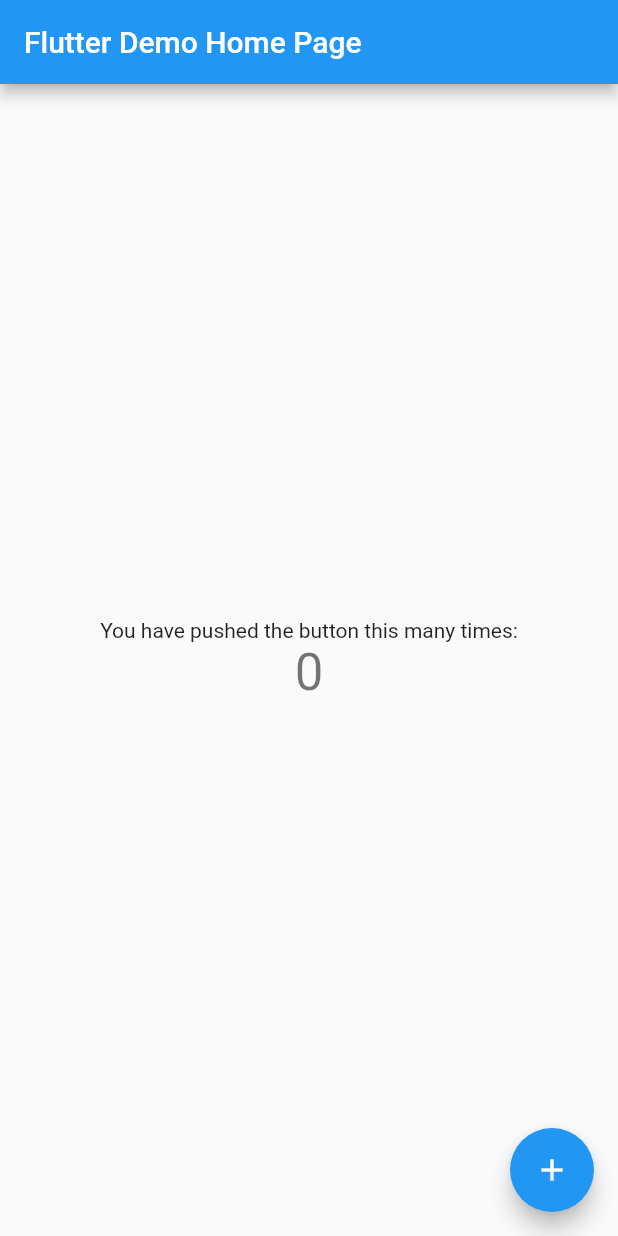
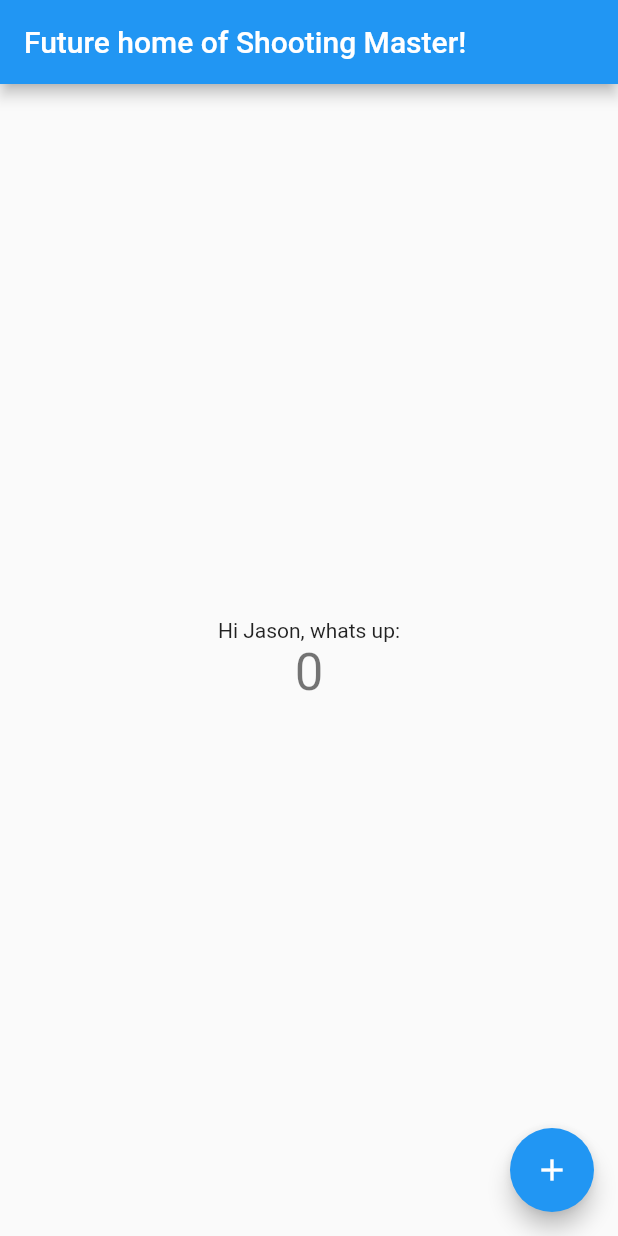
Before and after one commit to bigtoast/ShootingMaster, a Flutter app: the screen it shows after launch, on a phone screen of 412 x 824 dp. Run offline on Flutter 3.47's test engine with Material 2 defaults, Android fonts, the phone set to English and light mode, and no system bars.

Commit message:
project setup.

```diff
--- a/lib/main.dart
+++ b/lib/main.dart
@@ -7,7 +7,7 @@ class MyApp extends StatelessWidget {
   @override
   Widget build(BuildContext context) {
     return MaterialApp(
-      title: 'Flutter Demo',
+      title: 'Shooting Master',
       theme: ThemeData(
         // This is the theme of your application.
         //
@@ -20,7 +20,7 @@ class MyApp extends StatelessWidget {
         // is not restarted.
         primarySwatch: Colors.blue,
       ),
-      home: MyHomePage(title: 'Flutter Demo Home Page'),
+      home: MyHomePage(title: 'Future home of Shooting Master!'),
     );
   }
 }
@@ -92,7 +92,7 @@ class _MyHomePageState extends State<MyHomePage> {
           mainAxisAlignment: MainAxisAlignment.center,
           children: <Widget>[
             Text(
-              'You have pushed the button this many times:',
+              'Hi Jason, whats up:',
             ),
             Text(
               '$_counter',
--- a/pubspec.yaml
+++ b/pubspec.yaml
@@ -19,6 +19,7 @@ environment:
 dependencies:
   flutter:
     sdk: flutter
+  flame: ^0.18.0
 
   # The following adds the Cupertino Icons font to your application.
   # Use with the CupertinoIcons class for iOS style icons.
```
Also changed, not shown: pubspec.lock, 2 other files.
